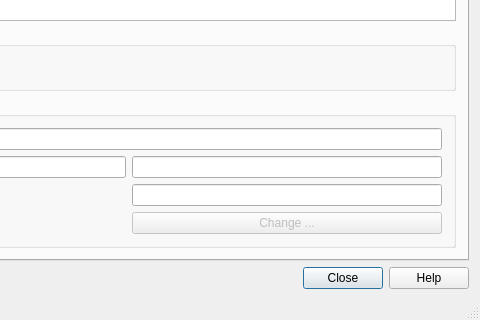
This is src/ui/qgswmssourceselectbase.ui in qgis/QGIS as Qt 5 draws it before an edit; both pictures show x 293 to 773 and y 219 to 539 of the 773 by 539 pixel window. The edited form follows.
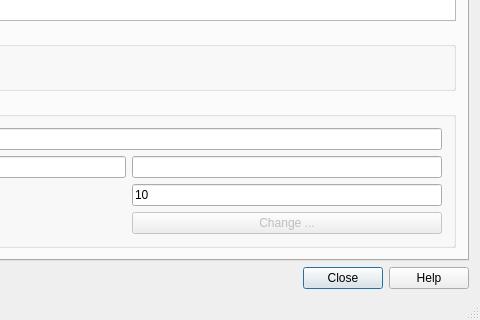
This is the edited form. Icons and pictures are not drawn.

Diff of the .ui file:
```diff
--- a/src/ui/qgswmssourceselectbase.ui
+++ b/src/ui/qgswmssourceselectbase.ui
@@ -267,7 +267,11 @@
            </widget>
           </item>
           <item row="2" column="2">
-           <widget class="QLineEdit" name="mFeatureCount"/>
+           <widget class="QLineEdit" name="mFeatureCount">
+            <property name="text">
+             <string>10</string>
+            </property>
+           </widget>
           </item>
          </layout>
         </widget>
```
